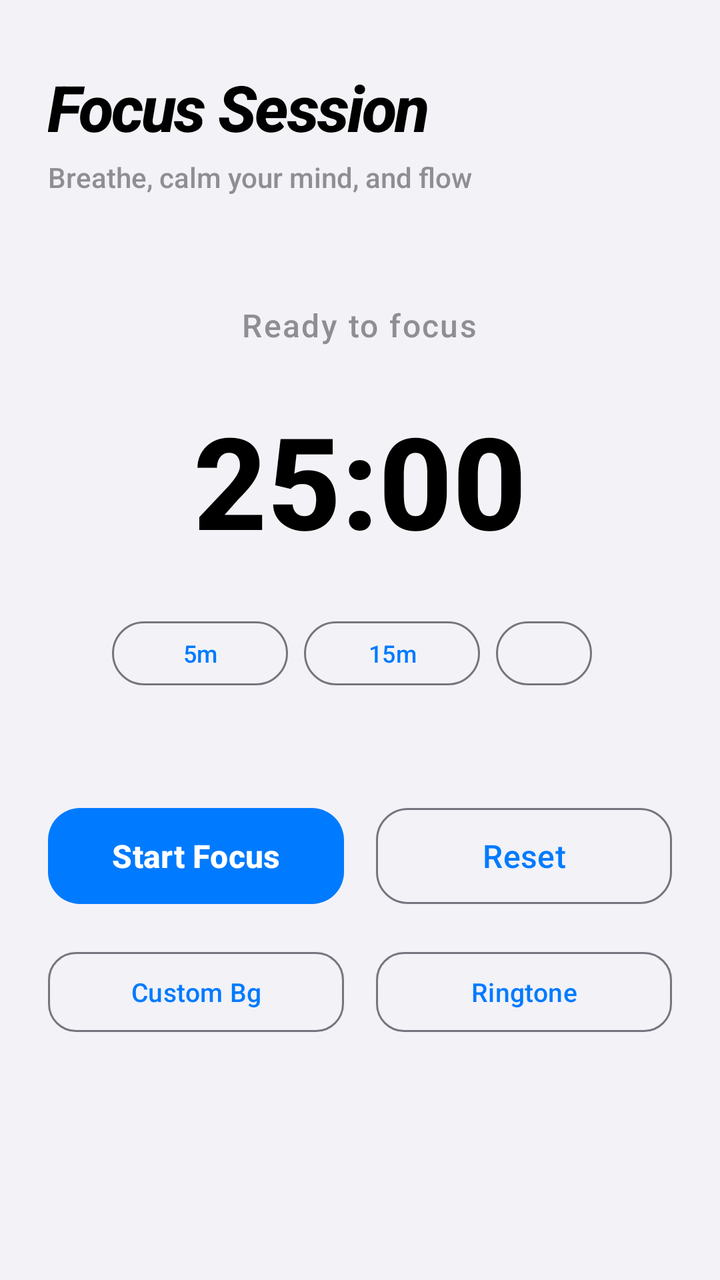
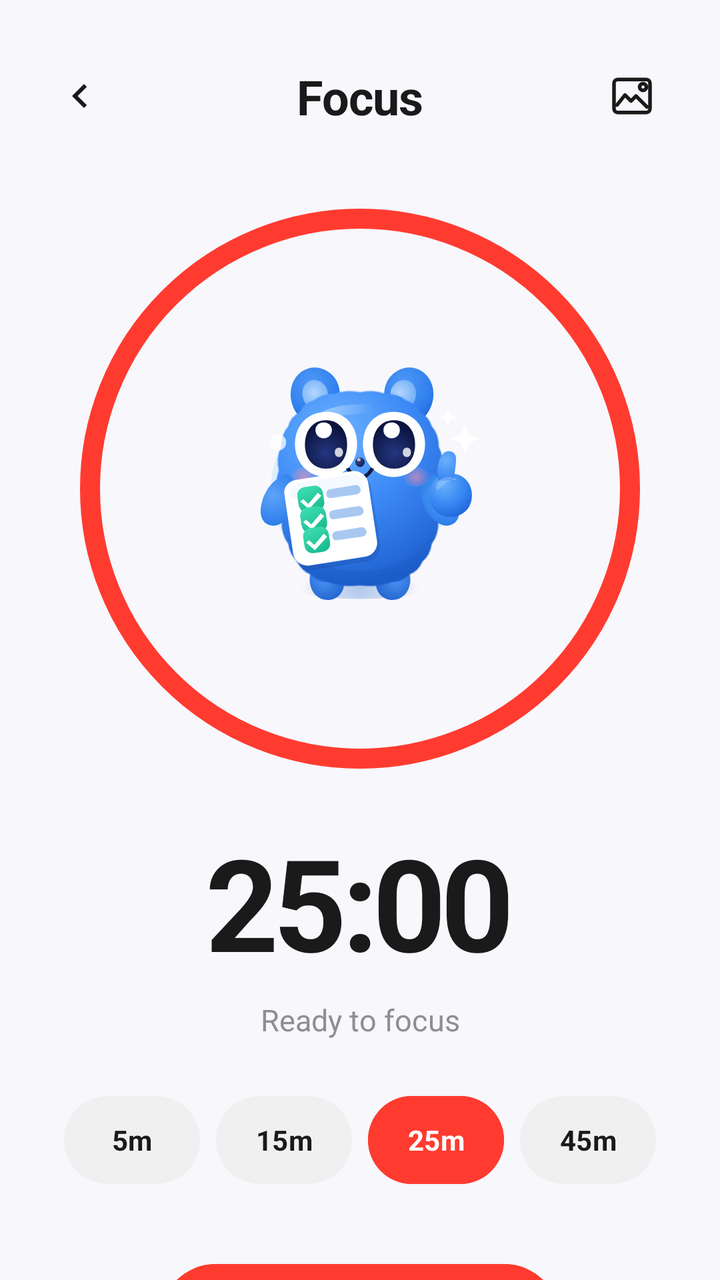

Compare the two renders of this Android layout. The source of the first and the diff that turns it into the second are given below.
<!-- AndroidManifest.xml: application theme Theme.Floow -->
<!-- res/layout/fragment_focus.xml -->
<?xml version="1.0" encoding="utf-8"?>
<androidx.constraintlayout.widget.ConstraintLayout xmlns:android="http://schemas.android.com/apk/res/android"
    xmlns:app="http://schemas.android.com/apk/res-auto"
    android:id="@+id/rootFocusLayout"
    android:layout_width="match_parent"
    android:layout_height="match_parent"
    android:background="@color/background">

    
    <ImageView
        android:id="@+id/imgCustomBg"
        android:layout_width="match_parent"
        android:layout_height="match_parent"
        android:scaleType="centerCrop"
        android:visibility="gone"
        android:contentDescription="Custom Background" />

    
    <View
        android:id="@+id/bgOverlay"
        android:layout_width="match_parent"
        android:layout_height="match_parent"
        android:background="#33000000"
        android:visibility="gone" />

    <TextView
        android:id="@+id/tvHeader"
        android:layout_width="wrap_content"
        android:layout_height="wrap_content"
        android:layout_marginStart="24dp"
        android:layout_marginTop="32dp"
        android:text="Focus Session"
        android:typeface="serif"
        android:textStyle="bold|italic"
        android:textSize="32sp"
        android:letterSpacing="-0.03"
        android:textColor="@color/text_primary"
        app:layout_constraintStart_toStartOf="parent"
        app:layout_constraintTop_toTopOf="parent" />

    <TextView
        android:id="@+id/tvSubtitle"
        android:layout_width="wrap_content"
        android:layout_height="wrap_content"
        android:layout_marginStart="24dp"
        android:layout_marginTop="4dp"
        android:text="Breathe, calm your mind, and flow"
        android:textColor="@color/text_secondary"
        android:textSize="14sp"
        app:layout_constraintStart_toStartOf="parent"
        app:layout_constraintTop_toBottomOf="@id/tvHeader" />

    
    <LinearLayout
        android:id="@+id/timerCardContainer"
        android:layout_width="0dp"
        android:layout_height="wrap_content"
        android:layout_marginHorizontal="24dp"
        android:background="@drawable/bg_plus_button"
        android:backgroundTint="#19FFFFFF"
        android:elevation="8dp"
        android:gravity="center"
        android:orientation="vertical"
        android:padding="32dp"
        app:layout_constraintBottom_toTopOf="@id/layoutControls"
        app:layout_constraintEnd_toEndOf="parent"
        app:layout_constraintStart_toStartOf="parent"
        app:layout_constraintTop_toBottomOf="@id/tvSubtitle">

        <TextView
            android:id="@+id/tvStatus"
            android:layout_width="wrap_content"
            android:layout_height="wrap_content"
            android:text="Ready to focus"
            android:textColor="@color/text_secondary"
            android:textSize="16sp"
            android:fontFamily="sans-serif-medium"
            android:letterSpacing="0.05" />

        <TextView
            android:id="@+id/tvTimer"
            android:layout_width="wrap_content"
            android:layout_height="wrap_content"
            android:layout_marginVertical="24dp"
            android:text="25:00"
            android:textColor="@color/text_primary"
            android:textSize="64sp"
            android:textStyle="bold"
            android:typeface="monospace" />

        
        <LinearLayout
            android:layout_width="wrap_content"
            android:layout_height="wrap_content"
            android:orientation="horizontal"
            android:gravity="center">

            <com.google.android.material.button.MaterialButton
                android:id="@+id/btn5m"
                style="?attr/materialButtonOutlinedStyle"
                android:layout_width="wrap_content"
                android:layout_height="40dp"
                android:layout_marginHorizontal="4dp"
                android:text="5m"
                android:textSize="12sp"
                app:cornerRadius="20dp" />

            <com.google.android.material.button.MaterialButton
                android:id="@+id/btn15m"
                style="?attr/materialButtonOutlinedStyle"
                android:layout_width="wrap_content"
                android:layout_height="40dp"
                android:layout_marginHorizontal="4dp"
                android:text="15m"
                android:textSize="12sp"
                app:cornerRadius="20dp" />

            <com.google.android.material.button.MaterialButton
                android:id="@+id/btn25m"
                style="?attr/materialButtonOutlinedStyle"
                android:layout_width="wrap_content"
                android:layout_height="40dp"
                android:layout_marginHorizontal="4dp"
                android:text="25m"
                android:textSize="12sp"
                app:cornerRadius="20dp" />

            <com.google.android.material.button.MaterialButton
                android:id="@+id/btn45m"
                style="?attr/materialButtonOutlinedStyle"
                android:layout_width="wrap_content"
                android:layout_height="40dp"
                android:layout_marginHorizontal="4dp"
                android:text="45m"
                android:textSize="12sp"
                app:cornerRadius="20dp" />
        </LinearLayout>

    </LinearLayout>

    
    <LinearLayout
        android:id="@+id/layoutControls"
        android:layout_width="0dp"
        android:layout_height="wrap_content"
        android:layout_marginHorizontal="24dp"
        android:layout_marginBottom="120dp"
        android:orientation="vertical"
        app:layout_constraintBottom_toBottomOf="parent"
        app:layout_constraintEnd_toEndOf="parent"
        app:layout_constraintStart_toStartOf="parent">

        <LinearLayout
            android:layout_width="match_parent"
            android:layout_height="wrap_content"
            android:orientation="horizontal"
            android:weightSum="2">

            <com.google.android.material.button.MaterialButton
                android:id="@+id/btnStartPause"
                android:layout_width="0dp"
                android:layout_height="56dp"
                android:layout_weight="1"
                android:layout_marginEnd="8dp"
                android:text="Start Focus"
                android:textAllCaps="false"
                android:textSize="16sp"
                android:textStyle="bold"
                app:cornerRadius="16dp" />

            <com.google.android.material.button.MaterialButton
                android:id="@+id/btnReset"
                style="?attr/materialButtonOutlinedStyle"
                android:layout_width="0dp"
                android:layout_height="56dp"
                android:layout_weight="1"
                android:layout_marginStart="8dp"
                android:text="Reset"
                android:textAllCaps="false"
                android:textSize="16sp"
                app:cornerRadius="16dp" />
        </LinearLayout>

        
        <LinearLayout
            android:layout_width="match_parent"
            android:layout_height="wrap_content"
            android:layout_marginTop="16dp"
            android:orientation="horizontal"
            android:weightSum="2">

            <com.google.android.material.button.MaterialButton
                android:id="@+id/btnChooseBg"
                style="?attr/materialButtonOutlinedStyle"
                android:layout_width="0dp"
                android:layout_height="48dp"
                android:layout_weight="1"
                android:layout_marginEnd="8dp"
                android:text="Custom Bg"
                android:textAllCaps="false"
                android:textSize="13sp"
                app:cornerRadius="14dp" />

            <com.google.android.material.button.MaterialButton
                android:id="@+id/btnChooseRingtone"
                style="?attr/materialButtonOutlinedStyle"
                android:layout_width="0dp"
                android:layout_height="48dp"
                android:layout_weight="1"
                android:layout_marginStart="8dp"
                android:text="Ringtone"
                android:textAllCaps="false"
                android:textSize="13sp"
                app:cornerRadius="14dp" />
        </LinearLayout>

    </LinearLayout>

</androidx.constraintlayout.widget.ConstraintLayout>
<!-- resources referenced by this layout -->
<resources>
  <color name="background">#FFF2F2F7</color>
  <color name="text_primary">#FF000000</color>
  <color name="text_secondary">#FF8E8E93</color>
  <!-- drawable bg_plus_button (drawable) -->
  <?xml version="1.0" encoding="utf-8"?>
  <shape xmlns:android="http://schemas.android.com/apk/res/android">
      <solid android:color="@color/nav_plus_bg" />
      <corners android:radius="30dp" />
      <stroke android:width="1dp" android:color="#33FFFFFF" />
  </shape>
  <style name="Theme.Floow" parent="Theme.Material3.Light.NoActionBar">
          <item name="colorPrimary">@color/accent</item>
          <item name="colorOnPrimary">@color/white</item>
          <item name="android:statusBarColor">@color/background</item>
          <item name="android:windowLightStatusBar">true</item>
          <item name="android:navigationBarColor">@color/background</item>
          <item name="android:windowBackground">@color/background</item>
  
          
          <item name="fontFamily">sans-serif-medium</item>
      </style>
  <color name="nav_plus_bg">#FF2C2C2E</color>
  <color name="accent">#FF007AFF</color>
  <color name="white">#FFFFFFFF</color>
</resources>

<!-- the commit's change to res/layout/fragment_focus.xml (unified diff, before → after) -->
@@ -15,205 +15,280 @@
         android:visibility="gone"
         android:contentDescription="Custom Background" />
 
-    
     <View
         android:id="@+id/bgOverlay"
         android:layout_width="match_parent"
         android:layout_height="match_parent"
-        android:background="#33000000"
+        android:background="#40000000"
         android:visibility="gone" />
 
+    
+    <ImageView
+        android:id="@+id/btnBack"
+        android:layout_width="48dp"
+        android:layout_height="48dp"
+        android:layout_marginStart="16dp"
+        android:layout_marginTop="24dp"
+        android:padding="12dp"
+        android:src="@drawable/ic_back"
+        android:background="?attr/selectableItemBackgroundBorderless"
+        android:contentDescription="Back"
+        app:tint="@color/text_primary"
+        app:layout_constraintStart_toStartOf="parent"
+        app:layout_constraintTop_toTopOf="parent" />
+
+    
     <TextView
         android:id="@+id/tvHeader"
         android:layout_width="wrap_content"
         android:layout_height="wrap_content"
-        android:layout_marginStart="24dp"
         android:layout_marginTop="32dp"
-        android:text="Focus Session"
-        android:typeface="serif"
-        android:textStyle="bold|italic"
-        android:textSize="32sp"
-        android:letterSpacing="-0.03"
+        android:text="Focus"
+        android:textSize="24sp"
+        android:textStyle="bold"
         android:textColor="@color/text_primary"
-        app:layout_constraintStart_toStartOf="parent"
-        app:layout_constraintTop_toTopOf="parent" />
-
+        android:fontFamily="sans-serif-black"
+        android:letterSpacing="-0.02"
+        app:layout_constraintTop_toTopOf="parent"
+        app:layout_constraintStart_toStartOf="parent"
+        app:layout_constraintEnd_toEndOf="parent" />
+
+    
+    <ImageView
+        android:id="@+id/btnChooseBg"
+        android:layout_width="48dp"
+        android:layout_height="48dp"
+        android:layout_marginTop="24dp"
+        android:layout_marginEnd="20dp"
+        android:padding="12dp"
+        android:src="@drawable/ic_custom_bg"
+        android:background="?attr/selectableItemBackgroundBorderless"
+        app:tint="@color/text_primary"
+        app:layout_constraintTop_toTopOf="parent"
+        app:layout_constraintEnd_toEndOf="parent" />
+
+    
     <TextView
         android:id="@+id/tvSubtitle"
         android:layout_width="wrap_content"
         android:layout_height="wrap_content"
-        android:layout_marginStart="24dp"
-        android:layout_marginTop="4dp"
-        android:text="Breathe, calm your mind, and flow"
+        android:visibility="gone"
+        app:layout_constraintTop_toTopOf="parent"
+        app:layout_constraintStart_toStartOf="parent" />
+
+    
+    <FrameLayout
+        android:id="@+id/timerCardContainer"
+        android:layout_width="280dp"
+        android:layout_height="280dp"
+        android:layout_marginTop="40dp"
+        app:layout_constraintTop_toBottomOf="@id/tvHeader"
+        app:layout_constraintStart_toStartOf="parent"
+        app:layout_constraintEnd_toEndOf="parent">
+
+        <View
+            android:layout_width="match_parent"
+            android:layout_height="match_parent"
+            android:background="@drawable/bg_focus_ring" />
+
+        <ImageView
+            android:id="@+id/imgFocusMascot"
+            android:layout_width="150dp"
+            android:layout_height="150dp"
+            android:layout_gravity="center"
+            android:src="@drawable/ic_mascot"
+            android:contentDescription="Focus Mascot" />
+    </FrameLayout>
+
+    
+    <TextView
+        android:id="@+id/tvTimer"
+        android:layout_width="wrap_content"
+        android:layout_height="wrap_content"
+        android:layout_marginTop="24dp"
+        android:text="25:00"
+        android:textSize="64sp"
+        android:textStyle="bold"
+        android:textColor="@color/text_primary"
+        android:fontFamily="sans-serif-black"
+        android:letterSpacing="-0.04"
+        app:layout_constraintTop_toBottomOf="@id/timerCardContainer"
+        app:layout_constraintStart_toStartOf="parent"
+        app:layout_constraintEnd_toEndOf="parent" />
+
+    
+    <TextView
+        android:id="@+id/tvStatus"
+        android:layout_width="wrap_content"
+        android:layout_height="wrap_content"
+        android:layout_marginTop="6dp"
+        android:text="Ready to focus"
+        android:textSize="15sp"
         android:textColor="@color/text_secondary"
-        android:textSize="14sp"
-        app:layout_constraintStart_toStartOf="parent"
-        app:layout_constraintTop_toBottomOf="@id/tvHeader" />
-
-    
-    <LinearLayout
-        android:id="@+id/timerCardContainer"
-        android:layout_width="0dp"
-        android:layout_height="wrap_content"
-        android:layout_marginHorizontal="24dp"
-        android:background="@drawable/bg_plus_button"
-        android:backgroundTint="#19FFFFFF"
-        android:elevation="8dp"
-        android:gravity="center"
-        android:orientation="vertical"
-        android:padding="32dp"
-        app:layout_constraintBottom_toTopOf="@id/layoutControls"
-        app:layout_constraintEnd_toEndOf="parent"
-        app:layout_constraintStart_toStartOf="parent"
-        app:layout_constraintTop_toBottomOf="@id/tvSubtitle">
-
-        <TextView
-            android:id="@+id/tvStatus"
-            android:layout_width="wrap_content"
-            android:layout_height="wrap_content"
-            android:text="Ready to focus"
-            android:textColor="@color/text_secondary"
-            android:textSize="16sp"
-            android:fontFamily="sans-serif-medium"
-            android:letterSpacing="0.05" />
-
-        <TextView
-            android:id="@+id/tvTimer"
-            android:layout_width="wrap_content"
-            android:layout_height="wrap_content"
-            android:layout_marginVertical="24dp"
-            android:text="25:00"
-            android:textColor="@color/text_primary"
-            android:textSize="64sp"
-            android:textStyle="bold"
-            android:typeface="monospace" />
-
-        
-        <LinearLayout
-            android:layout_width="wrap_content"
-            android:layout_height="wrap_content"
-            android:orientation="horizontal"
-            android:gravity="center">
-
-            <com.google.android.material.button.MaterialButton
-                android:id="@+id/btn5m"
-                style="?attr/materialButtonOutlinedStyle"
-                android:layout_width="wrap_content"
-                android:layout_height="40dp"
-                android:layout_marginHorizontal="4dp"
-                android:text="5m"
-                android:textSize="12sp"
-                app:cornerRadius="20dp" />
-
-            <com.google.android.material.button.MaterialButton
-                android:id="@+id/btn15m"
-                style="?attr/materialButtonOutlinedStyle"
-                android:layout_width="wrap_content"
-                android:layout_height="40dp"
-                android:layout_marginHorizontal="4dp"
-                android:text="15m"
-                android:textSize="12sp"
-                app:cornerRadius="20dp" />
-
-            <com.google.android.material.button.MaterialButton
-                android:id="@+id/btn25m"
-                style="?attr/materialButtonOutlinedStyle"
-                android:layout_width="wrap_content"
-                android:layout_height="40dp"
-                android:layout_marginHorizontal="4dp"
-                android:text="25m"
-                android:textSize="12sp"
-                app:cornerRadius="20dp" />
-
-            <com.google.android.material.button.MaterialButton
-                android:id="@+id/btn45m"
-                style="?attr/materialButtonOutlinedStyle"
-                android:layout_width="wrap_content"
-                android:layout_height="40dp"
-                android:layout_marginHorizontal="4dp"
-                android:text="45m"
-                android:textSize="12sp"
-                app:cornerRadius="20dp" />
-        </LinearLayout>
-
-    </LinearLayout>
+        android:fontFamily="sans-serif-medium"
+        app:layout_constraintTop_toBottomOf="@id/tvTimer"
+        app:layout_constraintStart_toStartOf="parent"
+        app:layout_constraintEnd_toEndOf="parent" />
+
 
     
     <LinearLayout
         android:id="@+id/layoutControls"
-        android:layout_width="0dp"
-        android:layout_height="wrap_content"
-        android:layout_marginHorizontal="24dp"
-        android:layout_marginBottom="120dp"
-        android:orientation="vertical"
-        app:layout_constraintBottom_toBottomOf="parent"
-        app:layout_constraintEnd_toEndOf="parent"
-        app:layout_constraintStart_toStartOf="parent">
-
-        <LinearLayout
-            android:layout_width="match_parent"
-            android:layout_height="wrap_content"
-            android:orientation="horizontal"
-            android:weightSum="2">
-
-            <com.google.android.material.button.MaterialButton
-                android:id="@+id/btnStartPause"
-                android:layout_width="0dp"
-                android:layout_height="56dp"
-                android:layout_weight="1"
-                android:layout_marginEnd="8dp"
-                android:text="Start Focus"
-                android:textAllCaps="false"
-                android:textSize="16sp"
-                android:textStyle="bold"
-                app:cornerRadius="16dp" />
-
-            <com.google.android.material.button.MaterialButton
-                android:id="@+id/btnReset"
-                style="?attr/materialButtonOutlinedStyle"
-                android:layout_width="0dp"
-                android:layout_height="56dp"
-                android:layout_weight="1"
-                android:layout_marginStart="8dp"
-                android:text="Reset"
-                android:textAllCaps="false"
-                android:textSize="16sp"
-                app:cornerRadius="16dp" />
-        </LinearLayout>
+        android:layout_width="wrap_content"
+        android:layout_height="wrap_content"
+        android:layout_marginTop="28dp"
+        android:orientation="horizontal"
+        android:gravity="center"
+        app:layout_constraintTop_toBottomOf="@id/tvStatus"
+        app:layout_constraintStart_toStartOf="parent"
+        app:layout_constraintEnd_toEndOf="parent">
+
+        <com.google.android.material.button.MaterialButton
+            android:id="@+id/btn5m"
+            android:layout_width="68dp"
+            android:layout_height="44dp"
+            android:layout_marginHorizontal="4dp"
+            android:minWidth="0dp"
+            android:minHeight="0dp"
+            android:paddingHorizontal="0dp"
+            android:insetLeft="0dp"
+            android:insetRight="0dp"
+            android:insetTop="0dp"
+            android:insetBottom="0dp"
+            android:text="5m"
+            android:textSize="14sp"
+            android:textStyle="bold"
+            android:textColor="@color/text_primary"
+            android:backgroundTint="#F0F0F0"
+            android:gravity="center"
+            android:includeFontPadding="true"
+            app:cornerRadius="22dp"
+            app:elevation="0dp" />
+
+        <com.google.android.material.button.MaterialButton
+            android:id="@+id/btn15m"
+            android:layout_width="68dp"
+            android:layout_height="44dp"
+            android:layout_marginHorizontal="4dp"
+            android:minWidth="0dp"
+            android:minHeight="0dp"
+            android:paddingHorizontal="0dp"
+            android:insetLeft="0dp"
+            android:insetRight="0dp"
+            android:insetTop="0dp"
+            android:insetBottom="0dp"
+            android:text="15m"
+            android:textSize="14sp"
+            android:textStyle="bold"
+            android:textColor="@color/text_primary"
+            android:backgroundTint="#F0F0F0"
+            android:gravity="center"
+            android:includeFontPadding="true"
+            app:cornerRadius="22dp"
+            app:elevation="0dp" />
+
+        <com.google.android.material.button.MaterialButton
+            android:id="@+id/btn25m"
+            android:layout_width="68dp"
+            android:layout_height="44dp"
+            android:layout_marginHorizontal="4dp"
+            android:minWidth="0dp"
+            android:minHeight="0dp"
+            android:paddingHorizontal="0dp"
+            android:insetLeft="0dp"
+            android:insetRight="0dp"
+            android:insetTop="0dp"
+            android:insetBottom="0dp"
+            android:text="25m"
+            android:textSize="14sp"
+            android:textStyle="bold"
+            android:textColor="@color/white"
+            android:backgroundTint="#FF3B30"
+            android:gravity="center"
+            android:includeFontPadding="true"
+            app:cornerRadius="22dp"
+            app:elevation="0dp" />
+
+        <com.google.android.material.button.MaterialButton
+            android:id="@+id/btn45m"
+            android:layout_width="68dp"
+            android:layout_height="44dp"
+            android:layout_marginHorizontal="4dp"
+            android:minWidth="0dp"
+            android:minHeight="0dp"
+            android:paddingHorizontal="0dp"
+            android:insetLeft="0dp"
+            android:insetRight="0dp"
+            android:insetTop="0dp"
+            android:insetBottom="0dp"
+            android:text="45m"
+            android:textSize="14sp"
+            android:textStyle="bold"
+            android:textColor="@color/text_primary"
+            android:backgroundTint="#F0F0F0"
+            android:gravity="center"
+            android:includeFontPadding="true"
+            app:cornerRadius="22dp"
+            app:elevation="0dp" />
+
+    </LinearLayout>
+
+
+    
+    <com.google.android.material.button.MaterialButton
+        android:id="@+id/btnStartPause"
+        android:layout_width="200dp"
+        android:layout_height="64dp"
+        android:layout_marginTop="36dp"
+        android:text="Start Focus"
+        android:textAllCaps="false"
+        android:textSize="17sp"
+        android:textStyle="bold"
+        android:backgroundTint="#FF3B30"
+        android:textColor="@color/white"
+        app:cornerRadius="32dp"
+        app:elevation="0dp"
+        app:layout_constraintTop_toBottomOf="@id/layoutControls"
+        app:layout_constraintStart_toStartOf="parent"
+        app:layout_constraintEnd_toEndOf="parent" />
+
+    
+    <LinearLayout
+        android:layout_width="wrap_content"
+        android:layout_height="wrap_content"
+        android:layout_marginTop="20dp"
+        android:orientation="horizontal"
+        app:layout_constraintTop_toBottomOf="@id/btnStartPause"
+        app:layout_constraintStart_toStartOf="parent"
+        app:layout_constraintEnd_toEndOf="parent">
+
+        <com.google.android.material.button.MaterialButton
+            android:id="@+id/btnReset"
+            android:layout_width="wrap_content"
+            android:layout_height="48dp"
+            android:layout_marginEnd="12dp"
+            android:text="Reset"
+            android:textAllCaps="false"
+            android:textSize="14sp"
+            android:textStyle="bold"
+            android:textColor="@color/text_primary"
+            android:backgroundTint="#F0F0F0"
+            app:cornerRadius="24dp"
+            app:elevation="0dp" />
 
         
-        <LinearLayout
-            android:layout_width="match_parent"
-            android:layout_height="wrap_content"
-            android:layout_marginTop="16dp"
-            android:orientation="horizontal"
-            android:weightSum="2">
-
-            <com.google.android.material.button.MaterialButton
-                android:id="@+id/btnChooseBg"
-                style="?attr/materialButtonOutlinedStyle"
-                android:layout_width="0dp"
-                android:layout_height="48dp"
-                android:layout_weight="1"
-                android:layout_marginEnd="8dp"
-                android:text="Custom Bg"
-                android:textAllCaps="false"
-                android:textSize="13sp"
-                app:cornerRadius="14dp" />
-
-            <com.google.android.material.button.MaterialButton
-                android:id="@+id/btnChooseRingtone"
-                style="?attr/materialButtonOutlinedStyle"
-                android:layout_width="0dp"
-                android:layout_height="48dp"
-                android:layout_weight="1"
-                android:layout_marginStart="8dp"
-                android:text="Ringtone"
-                android:textAllCaps="false"
-                android:textSize="13sp"
-                app:cornerRadius="14dp" />
-        </LinearLayout>
-
+        <com.google.android.material.button.MaterialButton
+            android:id="@+id/btnChooseRingtone"
+            android:layout_width="wrap_content"
+            android:layout_height="48dp"
+            android:text="Ringtone"
+            android:textAllCaps="false"
+            android:textSize="14sp"
+            android:textStyle="bold"
+            android:textColor="@color/text_primary"
+            android:backgroundTint="#F0F0F0"
+            app:cornerRadius="24dp"
+            app:elevation="0dp" />
     </LinearLayout>
 
 </androidx.constraintlayout.widget.ConstraintLayout>
<!-- resource entries referenced after the edit -->
@@ -1,15 +1,8 @@
 <!-- resources referenced by this layout -->
 <resources>
-  <color name="background">#FFF2F2F7</color>
-  <color name="text_primary">#FF000000</color>
+  <color name="background">#FFF8F7FC</color>
+  <color name="text_primary">#FF1A1A1A</color>
   <color name="text_secondary">#FF8E8E93</color>
-  <!-- drawable bg_plus_button (drawable) -->
-  <?xml version="1.0" encoding="utf-8"?>
-  <shape xmlns:android="http://schemas.android.com/apk/res/android">
-      <solid android:color="@color/nav_plus_bg" />
-      <corners android:radius="30dp" />
-      <stroke android:width="1dp" android:color="#33FFFFFF" />
-  </shape>
   <style name="Theme.Floow" parent="Theme.Material3.Light.NoActionBar">
           <item name="colorPrimary">@color/accent</item>
           <item name="colorOnPrimary">@color/white</item>
@@ -19,10 +12,81 @@
           <item name="android:windowBackground">@color/background</item>
   
           
-          <item name="fontFamily">sans-serif-medium</item>
+          <item name="fontFamily">sans-serif</item>
+          <item name="android:fontFamily">sans-serif</item>
       </style>
-  <color name="nav_plus_bg">#FF2C2C2E</color>
   <color name="accent">#FF007AFF</color>
   <color name="white">#FFFFFFFF</color>
+  <!-- drawable bg_focus_ring (drawable) -->
+  <?xml version="1.0" encoding="utf-8"?>
+  <shape xmlns:android="http://schemas.android.com/apk/res/android"
+      android:shape="oval">
+      <stroke
+          android:width="10dp"
+          android:color="#FF3B30" />
+      <solid android:color="@android:color/transparent" />
+  </shape>
+  <!-- drawable ic_back (drawable) -->
+  <?xml version="1.0" encoding="utf-8"?>
+  <vector xmlns:android="http://schemas.android.com/apk/res/android"
+      android:width="24dp"
+      android:height="24dp"
+      android:viewportWidth="24"
+      android:viewportHeight="24">
+      <path
+          android:fillColor="#2C2C2C"
+          android:pathData="M15.41,7.41L14,6l-6,6 6,6 1.41,-1.41L10.83,12z"/>
+  </vector>
+  <!-- drawable ic_custom_bg (drawable) -->
+  <?xml version="1.0" encoding="utf-8"?>
+  <vector xmlns:android="http://schemas.android.com/apk/res/android"
+      android:width="24dp"
+      android:height="24dp"
+      android:viewportWidth="24"
+      android:viewportHeight="24">
+  
+      
+      <path
+          android:fillColor="@android:color/transparent"
+          android:strokeColor="#FF2C2C2C"
+          android:strokeWidth="1.8"
+          android:strokeLineCap="round"
+          android:strokeLineJoin="round"
+          android:pathData="M5,3.75
+              L19,3.75
+              C20.24,3.75 21,4.51 21,5.75
+              L21,18.25
+              C21,19.49 20.24,20.25 19,20.25
+              L5,20.25
+              C3.76,20.25 3,19.49 3,18.25
+              L3,5.75
+              C3,4.51 3.76,3.75 5,3.75 Z" />
+  
+      
+      <path
+          android:fillColor="@android:color/transparent"
+          android:strokeColor="#FF2C2C2C"
+          android:strokeWidth="1.8"
+          android:strokeLineCap="round"
+          android.strokeLineJoin="round"
+          android:pathData="M15.8,7.5
+              A1.7,1.7 0,1 0,19.2 7.5
+              A1.7,1.7 0,1 0,15.8 7.5" />
+  
+      
+      <path
+          android:fillColor="@android:color/transparent"
+          android:strokeColor="#FF2C2C2C"
+          android:strokeWidth="1.8"
+          android:strokeLineCap="round"
+          android:strokeLineJoin="round"
+          android:pathData="M4.5,16.5
+              L8.5,11.5
+              L11.5,14.5
+              L14,12
+              L19.5,17.5" />
+  
+  </vector>
+  <!-- drawable ic_mascot: vector/xml drawable (drawable, 18473 chars, omitted) -->
 </resources>
 
